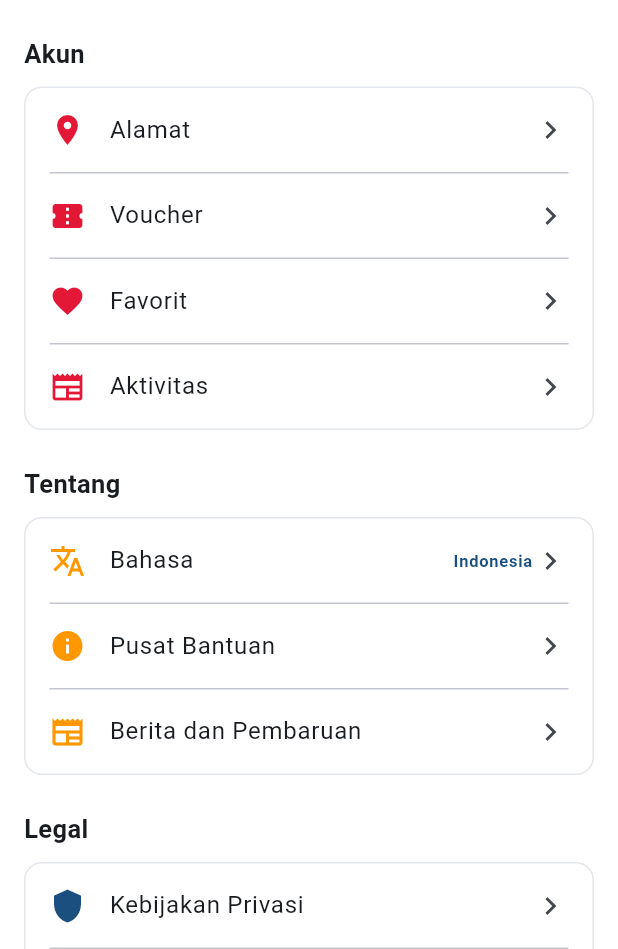
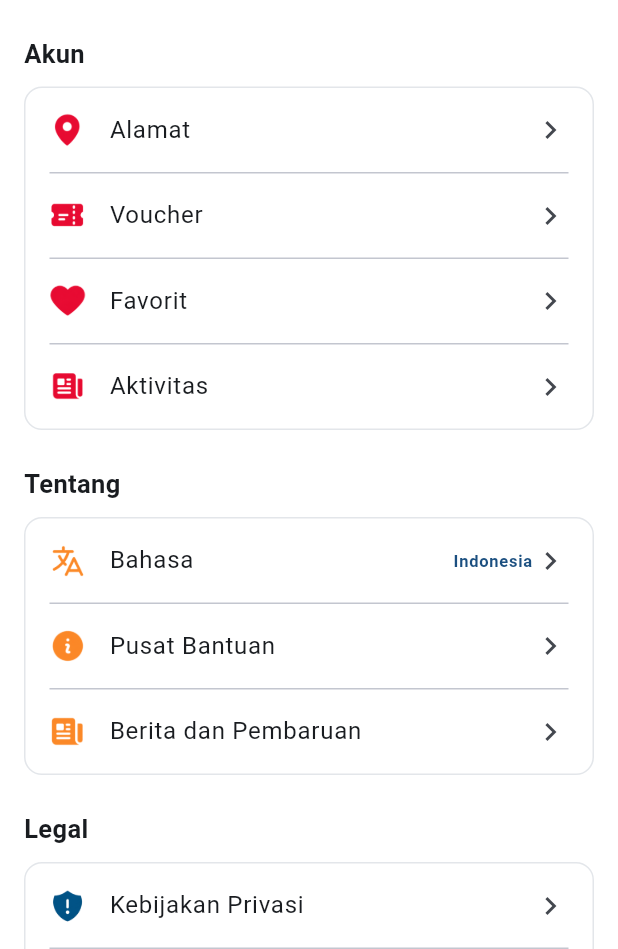
Before and after one commit to sevenstarrs/domino_app, a Flutter app: the ProfileScreen screen opened directly, on a phone screen of 412 x 824 dp, the part 287-1236 px from its top. Run offline on Flutter 3.47's test engine with Material 3 defaults, Android fonts, the phone set to English and light mode, and no system bars; our stand-ins replace sqflite; accounts and stored records are empty.

Commit message:
tambah folder assets\icons, ubah icon di profile screen

```diff
--- a/lib/presentation/screens/profile/profile_screen.dart
+++ b/lib/presentation/screens/profile/profile_screen.dart
@@ -6,12 +6,11 @@ import '../../../data/models/user_profile.dart';
 import 'profile_edit.dart';
 
 class _MenuRow {
-  final IconData icon;
-  final Color color;
+  final String image;
   final String title;
   final String? trailing;
 
-  const _MenuRow(this.icon, this.color, this.title, [this.trailing]);
+  const _MenuRow(this.image, this.title, [this.trailing]);
 }
 
 // HEADER PROFIL: data dari SQLite, seluruh kartu bisa ditekan
@@ -93,22 +92,22 @@ class ProfileScreen extends StatelessWidget {
   const ProfileScreen({super.key});
 
   static const _akun = [
-    _MenuRow(Icons.location_on, AppColors.red, 'Alamat'),
-    _MenuRow(Icons.confirmation_number, AppColors.red, 'Voucher'),
-    _MenuRow(Icons.favorite, AppColors.red, 'Favorit'),
-    _MenuRow(Icons.newspaper, AppColors.red, 'Aktivitas'),
+    _MenuRow('assets/icons/titik.png', 'Alamat'),
+    _MenuRow('assets/icons/tiket merah.png', 'Voucher'),
+    _MenuRow('assets/icons/hati.png', 'Favorit'),
+    _MenuRow('assets/icons/berita merah.png', 'Aktivitas'),
   ];
 
   static const _tentang = [
-    _MenuRow(Icons.translate, AppColors.orange, 'Bahasa', 'Indonesia'),
-    _MenuRow(Icons.info, AppColors.orange, 'Pusat Bantuan'),
-    _MenuRow(Icons.newspaper, AppColors.orange, 'Berita dan Pembaruan'),
+    _MenuRow('assets/icons/bahasa.png', 'Bahasa', 'Indonesia'),
+    _MenuRow('assets/icons/info kuning.png', 'Pusat Bantuan'),
+    _MenuRow('assets/icons/berita kuning.png', 'Berita dan Pembaruan'),
   ];
 
   static const _legal = [
-    _MenuRow(Icons.shield, AppColors.primary, 'Kebijakan Privasi'),
-    _MenuRow(Icons.copy, AppColors.primary, 'Ketentuan Layanan'),
-    _MenuRow(Icons.call, AppColors.primary, 'Hubungi kami'),
+    _MenuRow('assets/icons/perisai.png', 'Kebijakan Privasi'),
+    _MenuRow('assets/icons/dokumen biru.png', 'Ketentuan Layanan'),
+    _MenuRow('assets/icons/telepon.png', 'Hubungi kami'),
   ];
 
   Widget _group(String title, List<_MenuRow> rows) {
@@ -135,7 +134,12 @@ class ProfileScreen extends StatelessWidget {
                 ListTile(
                   contentPadding: EdgeInsets.zero,
                   minVerticalPadding: 14,
-                  leading: Icon(rows[i].icon, color: rows[i].color),
+                  leading: Image.asset(
+                    rows[i].image,
+                    width: 24,
+                    height: 24,
+                    fit: BoxFit.contain,
+                  ),
                   title: Text(
                     rows[i].title,
                     style: const TextStyle(fontSize: 16),
--- a/pubspec.yaml
+++ b/pubspec.yaml
@@ -58,7 +58,8 @@ flutter:
   # included with your application, so that you can use the icons in
   # the material Icons class.
   uses-material-design: true
-
+  assets:
+    - assets/icons/
   # To add assets to your application, add an assets section, like this:
   # assets:
   #   - images/a_dot_burr.jpeg
```
Also changed, not shown: assets/icons/bahasa.png (added), assets/icons/berita kuning.png (added), assets/icons/berita merah.png (added), assets/icons/dokumen biru.png (added), assets/icons/hati.png (added), assets/icons/info kuning.png (added), assets/icons/info putih.png (added), assets/icons/perisai.png (added), assets/icons/telepon.png (added), assets/icons/tiket merah.png (added), assets/icons/titik.png (added).
